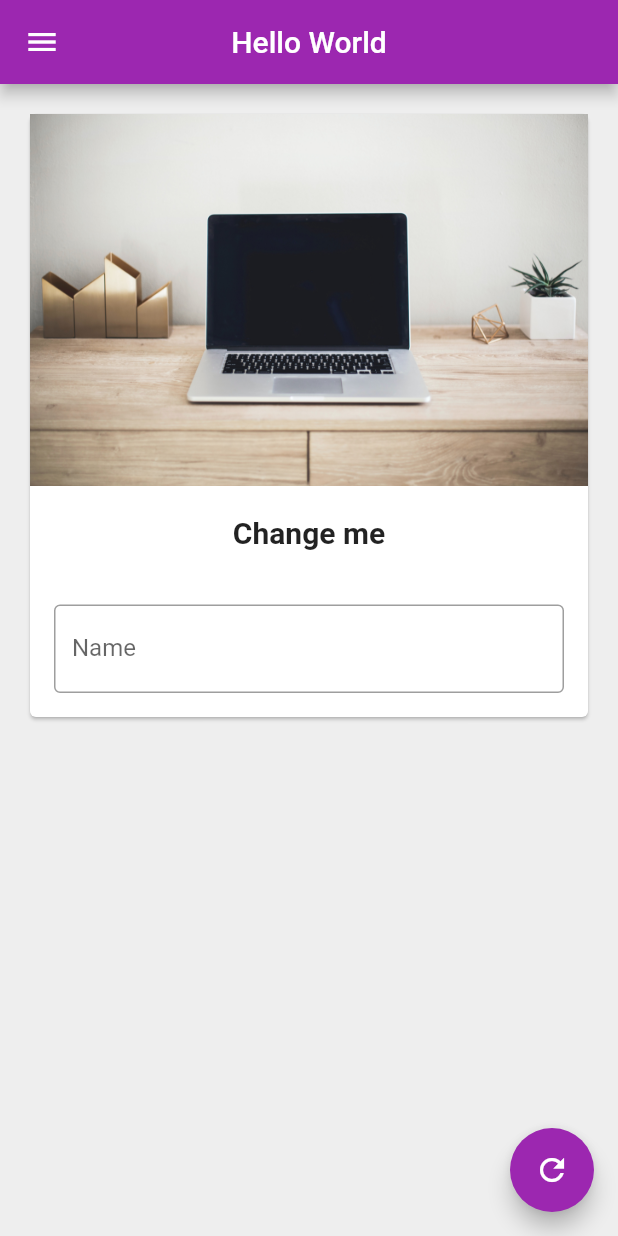
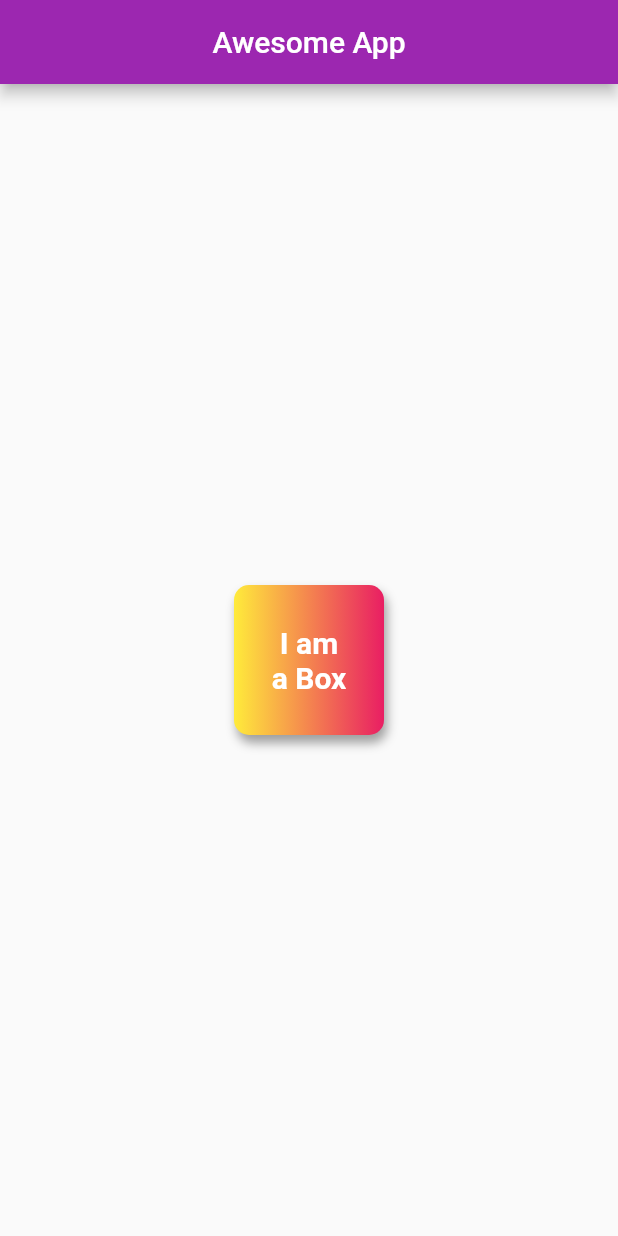
Before and after one commit to WaseemVirk00/flutter_learning_projects, a Flutter app: the screen it shows after launch, on a phone screen of 412 x 824 dp. Run offline on Flutter 3.47's test engine with Material 2 defaults, Android fonts, the phone set to English and light mode, and no system bars.

Commit message:
code updated

```diff
--- a/lib/change_name_mycard.dart
+++ /dev/null
@@ -1,46 +0,0 @@
-import 'package:flutter/material.dart';
-
-class change_name_mycard extends StatelessWidget {
-  const change_name_mycard({
-    Key? key,
-    required this.myText,
-    required TextEditingController nameController,
-  }) : _nameController = nameController, super(key: key);
-
-  final String myText;
-  final TextEditingController _nameController;
-
-  @override
-  Widget build(BuildContext context) {
-    return Column(
-      children: <Widget>[
-        Image.asset(
-          "assets/images/laptop.jpg",
-          fit: BoxFit.cover,
-        ),
-        SizedBox(
-          height: 20,
-        ),
-        Text(
-          myText,
-          style: TextStyle(fontSize: 20, fontWeight: FontWeight.bold),
-        ),
-        SizedBox(
-          height: 20,
-        ),
-        Padding(
-          padding: const EdgeInsets.all(16.0),
-          child: TextField(
-            controller: _nameController,
-            keyboardType: TextInputType.text,
-            decoration: InputDecoration(
-              hintText: "Enter Something here",
-              labelText: "Name",
-              border: OutlineInputBorder(),
-            ),
-          ),
-        )
-      ],
-    );
-  }
-}
--- a/lib/drawer.dart
+++ /dev/null
@@ -1,31 +0,0 @@
-import 'package:flutter/material.dart';
-
-class MyDrawer extends StatelessWidget {
-  const MyDrawer({Key? key}) : super(key: key);
-
-  @override
-  Widget build(BuildContext context) {
-    return Drawer(
-      child: ListView(
-        padding: EdgeInsets.zero,
-        children: <Widget>[
-          UserAccountsDrawerHeader(
-            accountName: Text("Waceem Virk"),
-            accountEmail: Text("waseemvirk00@gmail.com"),
-            decoration: BoxDecoration(color: Colors.purple),
-            currentAccountPicture: CircleAvatar(
-              backgroundImage:
-                  NetworkImage("https://twitter.com/waceem_/photo"),
-            ),
-          ),
-          ListTile(
-            leading: Icon(Icons.person),
-            title: Text("Account"),
-            subtitle: Text("Personal"),
-            trailing: Icon(Icons.edit),
-          )
-        ],
-      ),
-    );
-  }
-}
--- a/lib/pages/home_page.dart
+++ b/lib/pages/home_page.dart
@@ -1,46 +1,40 @@
 import 'package:flutter/material.dart';
-import 'package:hello_world/change_name_mycard.dart';
-import 'package:hello_world/drawer.dart';
 
-class HomePage extends StatefulWidget {
+
+class HomePage extends StatelessWidget {
   const HomePage({Key? key}) : super(key: key);
-
-  @override
-  _HomePageState createState() => _HomePageState();
-}
-
-class _HomePageState extends State<HomePage> {
-  TextEditingController _nameController = TextEditingController();
-  var myText = "Change me";
-
-  @override
-  void initState() {
-    super.initState();
-  }
 
   @override
   Widget build(BuildContext context) {
     return Scaffold(
-      backgroundColor: Colors.grey[200],
       appBar: AppBar(
-        title: Text("Hello World"),
+        title: Text("Awesome App"),
         centerTitle: true,
       ),
-      body: Padding(
-        padding: const EdgeInsets.all(16.0),
-        child: SingleChildScrollView(
-          child: Card(
-            child: change_name_mycard(myText: myText, nameController: _nameController),
+      body: Center(
+        child: Container(
+          width: 100,
+          height: 100,
+          child: Text(
+            "I am \na Box",
+            textAlign: TextAlign.center,
+            style: TextStyle(
+              color: Colors.white,
+              fontWeight: FontWeight.bold,
+              fontSize: 20,
+            ),
           ),
+          padding: const EdgeInsets.all(8),
+          alignment: Alignment.center,
+          decoration: BoxDecoration(
+              color: Colors.teal,
+              gradient: LinearGradient(colors: [Colors.yellow, Colors.pink]),
+              borderRadius: BorderRadius.circular(10),
+              boxShadow: [
+                BoxShadow(
+                    color: Colors.grey, blurRadius: 5, offset: Offset(2.0, 5.0))
+              ]),
         ),
-      ),
-      drawer: MyDrawer(),
-      floatingActionButton: FloatingActionButton(
-        onPressed: () {
-          myText = _nameController.text;
-          setState(() {});
-        },
-        child: Icon(Icons.refresh),
       ),
     );
   }
```
